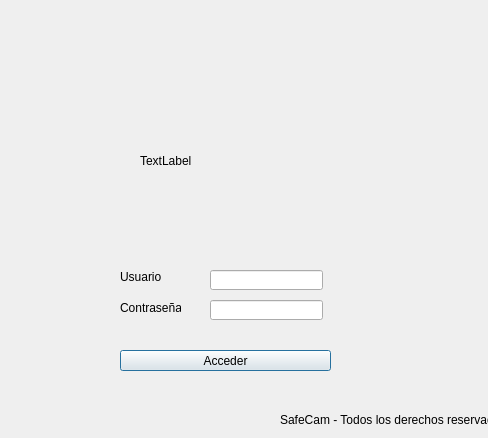
First picture: the form in Plantilla/loggin.ui, repository montecinosd/SafeCam, before the edit.
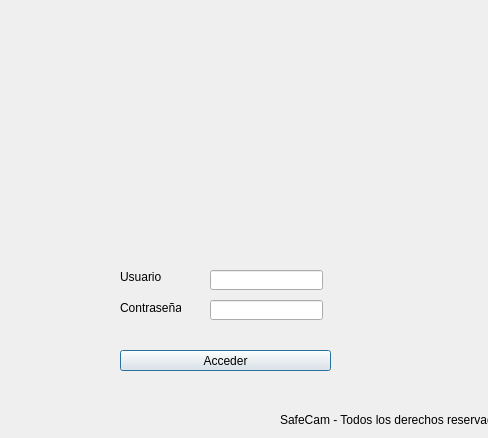
Second picture: the form after the edit.

Diff of the .ui file:
```diff
--- a/Plantilla/loggin.ui
+++ b/Plantilla/loggin.ui
@@ -101,7 +101,7 @@
     <enum>QFrame::NoFrame</enum>
    </property>
    <property name="text">
-    <string>TextLabel</string>
+    <string/>
    </property>
   </widget>
   <widget class="QLabel" name="Label_Error">
```
